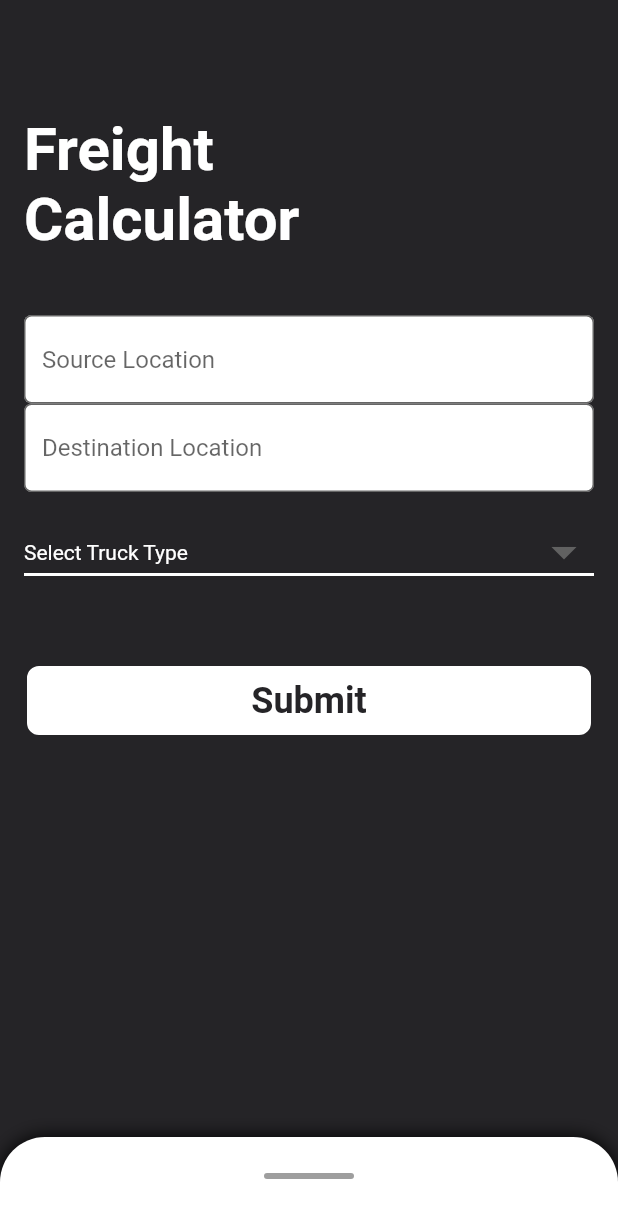
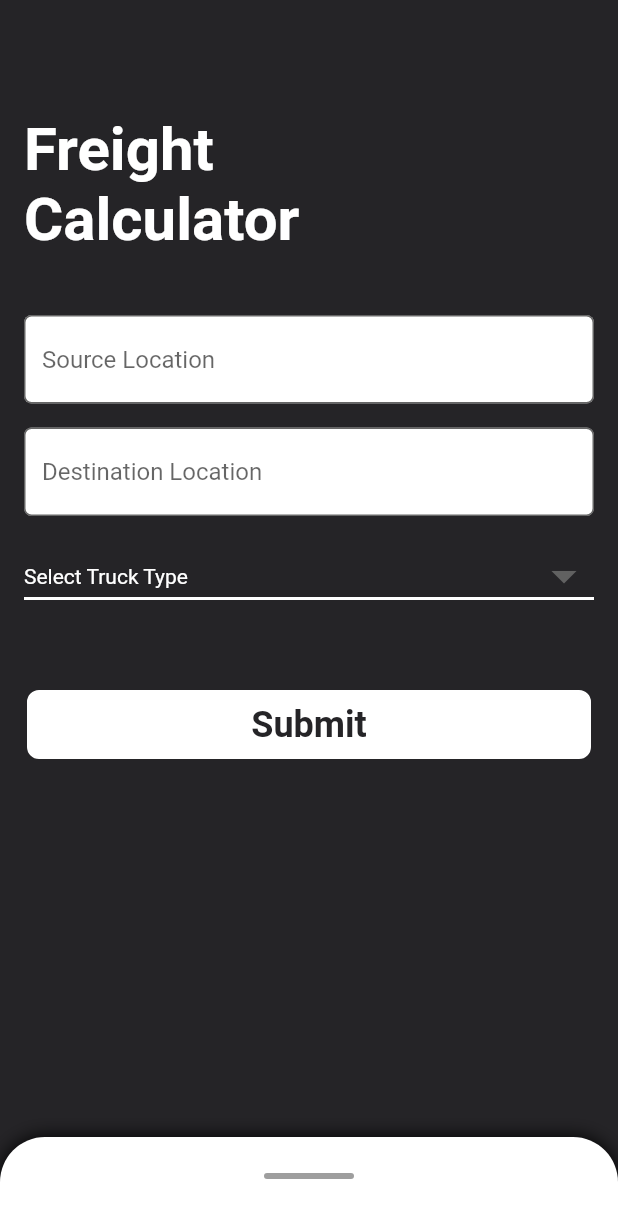
Before and after one commit to The-Graphe-A-Design-Studio/TransporterAppShipper, a Flutter app: the FreightCalculator screen opened directly, on a phone screen of 412 x 824 dp. Shown: the top 1220 px of the screen. Run offline on Flutter 3.47's test engine with Material 2 defaults, Android fonts, the phone set to English and light mode, and no system bars; our stand-ins replace carousel_slider, firebase_messaging, image_picker, pin_code_text_field, shared_preferences; missing offline and left inert: flutter_google_places, google_maps_webservice; accounts and stored records are empty.

Commit message:
Final Push

```diff
--- a/lib/CommonPages/FreightCalculator.dart
+++ b/lib/CommonPages/FreightCalculator.dart
@@ -162,6 +162,9 @@ class _FreightCalculatorState extends State<FreightCalculator> {
                                 return null;
                               },
                             ),
+                            SizedBox(
+                              height: 16.0,
+                            ),
                             TextFormField(
                               controller: toTextField,
                               readOnly: true,
--- a/lib/CommonPages/TollCalculator.dart
+++ b/lib/CommonPages/TollCalculator.dart
@@ -162,6 +162,7 @@ class _TollCalculatorState extends State<TollCalculator> {
                                 return null;
                               },
                             ),
+                            SizedBox(height: 16.0,),
                             TextFormField(
                               controller: toTextField,
                               readOnly: true,
--- a/lib/CommonPages/TripPlanner.dart
+++ b/lib/CommonPages/TripPlanner.dart
@@ -239,6 +239,7 @@ class _TripPlannerState extends State<TripPlanner> {
                                   return null;
                                 },
                               ),
+                              SizedBox(height: 16.0,),
                               TextFormField(
                                 controller: toTextField,
                                 readOnly: true,
--- a/lib/HttpHandler.dart
+++ b/lib/HttpHandler.dart
@@ -175,7 +175,7 @@ class HTTPHandler {
   }
 
   Future<List<PostLoad>> getPostLoad(List data) async {
-    /*try {*/
+    try {
       var result = await http.post("$baseURLShipper/view_all_posts",
           body: {"customer_id": data[0], "post_status": data[1]});
       var ret = json.decode(result.body);
@@ -191,9 +191,9 @@ class HTTPHandler {
         list.add(PostLoad.fromJson(i, i.toString().contains("tonnage")));
       }
       return list;
-    /*} catch (error) {
+    } catch (error) {
       throw error;
-    }*/
+    }
   }
 
   Future<PostResultOne> postNewLoad(List data) async {
```
Also changed, not shown: lib/TransporterPages/PostLoad.dart (+7 -0 lines). Lines whose indentation alone changed are shown as unchanged.
